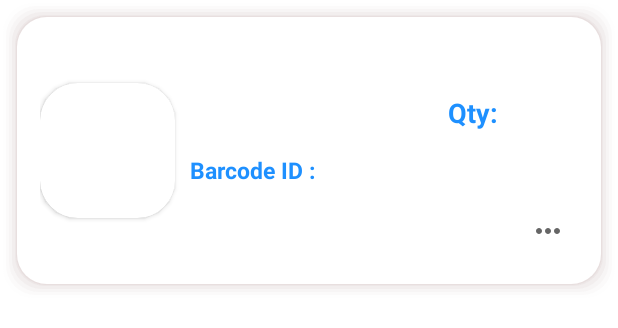
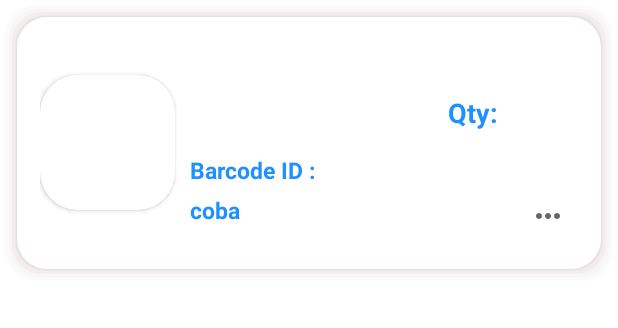
Before and after one commit to angelaho18/POSNEW, an Android app: the layout item_product.xml on its own in the app's theme, with its tools: preview values and no code run, on a phone screen of 412 x 824 dp. Shown: the top 328 px of the screen. Run offline under Robolectric (Android 15) with nearby library versions, the phone set to English and light mode, and no system bars.

Commit message:
cart modified

```diff
--- a/app/src/main/AndroidManifest.xml
+++ b/app/src/main/AndroidManifest.xml
@@ -28,9 +28,9 @@
 
         <activity android:name=".Login"></activity>
         <activity android:name=".Register" />
-        <activity android:name=".ActivityFragment"
+        <activity android:name=".MainActivity"
             android:windowSoftInputMode="adjustPan"/>
-        <activity android:name=".MainActivity">
+        <activity android:name=".ActivityFragment">
             <intent-filter>
                 <action android:name="android.intent.action.MAIN" />
 
--- a/app/src/main/java/com/example/posnew/fragments/List.kt
+++ b/app/src/main/java/com/example/posnew/fragments/List.kt
@@ -113,7 +113,7 @@ class List : Fragment() {
                     hsl += "\n"
                 }
             }
-            if (hsl != null) {
+            if (hsl !== "") {
                 val views = View.inflate(context, R.layout.alert_dialog_stock, null)
                 val builder = AlertDialog.Builder(context)
                 builder.setView(views)
--- a/app/src/main/res/layout/item_product.xml
+++ b/app/src/main/res/layout/item_product.xml
@@ -97,15 +97,6 @@
                     android:textStyle="bold"
                     android:text="Barcode ID : "
                     android:layout_weight="2"/>
-                <TextView
-                    android:id="@+id/barcode"
-                    android:layout_width="0dp"
-                    android:layout_height="wrap_content"
-                    android:layout_marginTop="5dp"
-                    android:textColor="@color/blue"
-                    android:textSize="15sp"
-                    android:textStyle="bold"
-                    android:layout_weight="3"/>
 
                 <LinearLayout
                     android:layout_width="0dp"
@@ -116,6 +107,22 @@
 
                 </LinearLayout>
             </LinearLayout>
+            <LinearLayout
+                android:layout_width="match_parent"
+                android:layout_height="40dp"
+                android:orientation="horizontal"
+                android:layout_marginLeft="10dp">
+                <TextView
+                    android:id="@+id/barcode"
+                    android:layout_width="0dp"
+                    android:layout_height="wrap_content"
+                    android:layout_marginTop="5dp"
+                    android:textColor="@color/blue"
+                    android:textSize="15sp"
+                    android:textStyle="bold"
+                    android:text="coba"
+                    android:layout_weight="2"/>
+
                 <ImageButton
                     android:id="@+id/mMenus"
                     android:layout_width="40dp"
@@ -127,3 +134,4 @@
             </LinearLayout>
         </LinearLayout>
     </LinearLayout>
+</LinearLayout>
```
Also changed, not shown: app/src/main/java/com/example/posnew/ActivityFragment.kt (line endings or trailing spaces). Lines whose indentation alone changed are shown as unchanged.
